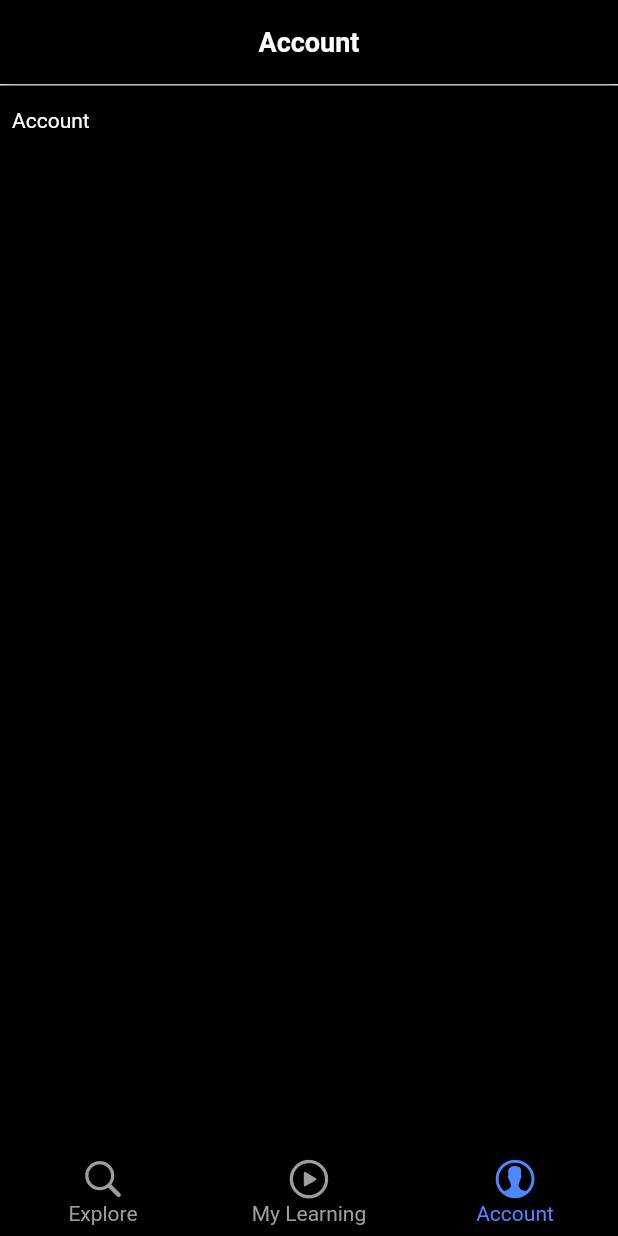
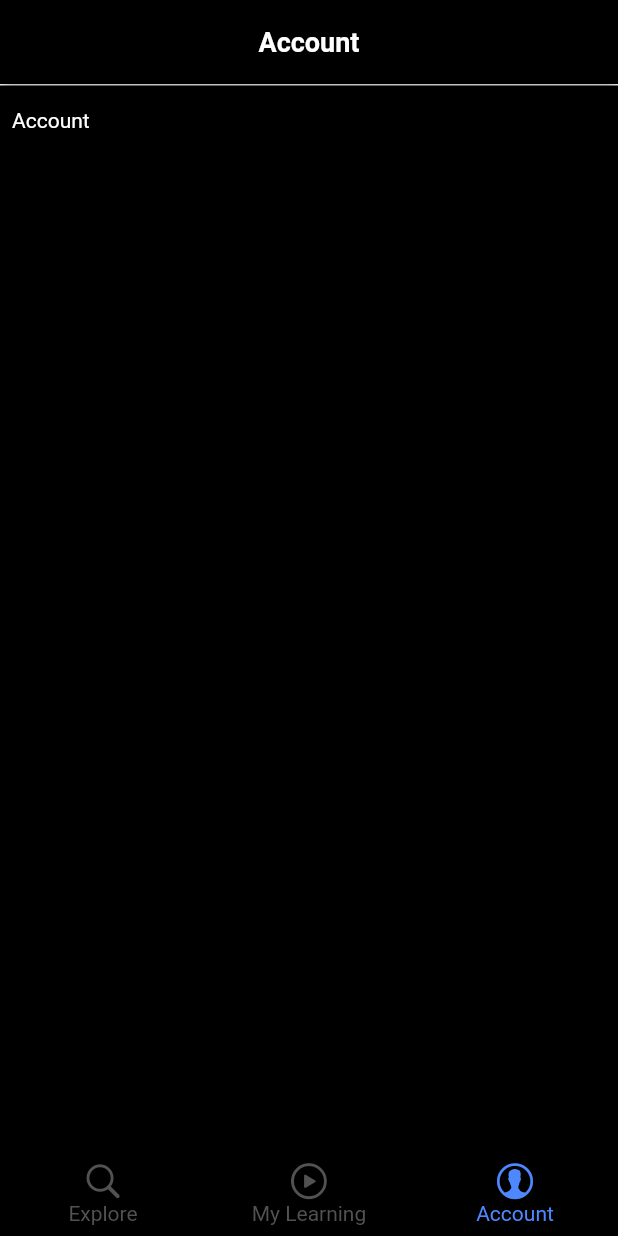
Before and after one commit to hexfa/KnowledgeNet, a Flutter app: the screen it shows after launch, item 3 of the bottom bar chosen, on a phone screen of 412 x 824 dp. Run offline on Flutter 3.47's test engine with Material 2 defaults, Android fonts, the phone set to English and light mode, and no system bars; our stand-ins replace bloc, equatable, flutter_bloc, flutter_svg, rive; Roboto replaces fonts that are missing (SourceSansPro).

Commit message:
Add Categories Text in HomePageWidget of NavigationBarScreen in Presentation Layer ,Add CategoriesSection in HomePageWidget of NavigationBarScreen in Presentation Layer as Local, Update some items.

```diff
--- a/lib/app/app.dart
+++ b/lib/app/app.dart
@@ -1,5 +1,6 @@
 import 'package:flutter/material.dart';
 import 'package:learning_management_system/app/provider/navigationBar/navigationBar_provider.dart';
+import 'package:learning_management_system/app/provider/search/search_provider.dart';
 import 'package:learning_management_system/presentation/resources/theme_manager.dart';
 import 'package:provider/provider.dart';
 import '../presentation/bottom_navigationBar/navigationBar_screen.dart';
@@ -25,6 +26,7 @@ class _MyAppState extends State<MyApp> {
     return MultiProvider(
         providers: [
           ChangeNotifierProvider<NavigationBarProvider>(create: (context) => NavigationBarProvider()),
+          ChangeNotifierProvider<SearchProvider>(create: (context) => SearchProvider()),
         ],
         child: MaterialApp(
           debugShowCheckedModeBanner: false,
--- a/lib/app/provider/navigationBar/navigationBar_provider.dart
+++ b/lib/app/provider/navigationBar/navigationBar_provider.dart
@@ -3,15 +3,15 @@ import '../../../presentation/resources/color_manager.dart';
 import '../../../presentation/resources/string_manager.dart';
 import '../../../presentation/resources/values_manager.dart';
 import '../../../presentation/widgets/navigationBar_widgets/account.dart';
-import '../../../presentation/widgets/navigationBar_widgets/home_page.dart';
+import '../../../presentation/widgets/navigationBar_widgets/home_page/screens/home_page.dart';
 import '../../../presentation/widgets/navigationBar_widgets/my_learning.dart';
 import '../../../presentation/widgets/widgets.dart';
 
 class NavigationBarProvider with ChangeNotifier{
   final List<BottomNavigationBarItem> _bottomNavigationBarItems = [
-    customNavigationBar(color: ColorManager.lightGrey, activeColor: ColorManager.lightBlue1, iconSize: AppSize.s30, labelText: AppStringNavigationBar.explore, icon: CupertinoIcons.search, activeIcon: CupertinoIcons.search),
-    customNavigationBar(color: ColorManager.lightGrey, activeColor: ColorManager.lightBlue1, iconSize: AppSize.s30, labelText: AppStringNavigationBar.myLearning, icon: CupertinoIcons.play_circle, activeIcon: CupertinoIcons.play_circle),
-    customNavigationBar(color: ColorManager.lightGrey, activeColor: ColorManager.lightBlue1, iconSize: AppSize.s30,labelText: AppStringNavigationBar.account, icon: CupertinoIcons.person_alt_circle, activeIcon: CupertinoIcons.person_alt_circle),
+    customNavigationBar(color: ColorManager.lightGrey, activeColor: ColorManager.lightBlue1, iconSize: AppSize.s28, labelText: AppStringNavigationBar.explore, icon: CupertinoIcons.search, activeIcon: CupertinoIcons.search),
+    customNavigationBar(color: ColorManager.lightGrey, activeColor: ColorManager.lightBlue1, iconSize: AppSize.s28, labelText: AppStringNavigationBar.myLearning, icon: CupertinoIcons.play_circle, activeIcon: CupertinoIcons.play_circle),
+    customNavigationBar(color: ColorManager.lightGrey, activeColor: ColorManager.lightBlue1, iconSize: AppSize.s28,labelText: AppStringNavigationBar.account, icon: CupertinoIcons.person_alt_circle, activeIcon: CupertinoIcons.person_alt_circle),
   ];
 
   List<BottomNavigationBarItem> get bottomNavigationBarItems => _bottomNavigationBarItems;
--- /dev/null
+++ b/lib/app/provider/search/search_provider.dart
@@ -0,0 +1,41 @@
+import 'package:flutter/cupertino.dart';
+import 'package:learning_management_system/presentation/resources/values_manager.dart';
+
+class SearchProvider with ChangeNotifier{
+
+  final FocusNode _searchFocusNode = FocusNode();
+  FocusNode get searchFocusNode => _searchFocusNode;
+
+
+  void requestFocus({required BuildContext context}){
+      FocusScope.of(context).requestFocus(searchFocusNode);
+      notifyListeners();
+  }
+
+  ScrollController? scrollController;
+
+  bool lastStatus = true;
+
+  bool get isShrink{
+    return scrollController != null && scrollController!.hasClients && scrollController!.offset > (AppSize.s170);
+  }
+
+
+  void scrollListener(){
+    if(isShrink != lastStatus){
+        lastStatus = isShrink;
+        notifyListeners();
+    }
+  }
+
+  void initialScrollControl(){
+    scrollController = ScrollController()..addListener(scrollListener);
+    notifyListeners();
+  }
+
+  void disposeScrollControl(){
+    scrollController?.removeListener(scrollListener);
+    scrollController?.dispose();
+  }
+
+}
--- a/lib/main.dart
+++ b/lib/main.dart
@@ -5,11 +5,11 @@ import 'app/app.dart';
 
 void main() {
   SystemChrome.setSystemUIOverlayStyle(SystemUiOverlayStyle(
-    statusBarColor: ColorManager.primary,
-    statusBarIconBrightness: Brightness.dark,
+    statusBarColor: ColorManager.black,
+    statusBarIconBrightness: Brightness.light,
     systemNavigationBarColor: ColorManager.black,
     systemNavigationBarIconBrightness: Brightness.light
   ),
   );
-  runApp( MyApp());
+  runApp(MyApp());
 }
--- a/lib/presentation/bottom_navigationBar/navigationBar_screen.dart
+++ b/lib/presentation/bottom_navigationBar/navigationBar_screen.dart
@@ -9,11 +9,11 @@ class NavigationBarScreen extends StatelessWidget {
   const NavigationBarScreen({Key? key}) : super(key: key);
   @override
   Widget build(BuildContext context) {
-    final navigationBarItems = Provider.of<NavigationBarProvider>(context);
+    print('ffff');
+    return Consumer<NavigationBarProvider>(
+      builder: (context,navigationBarItems,_){
         return Scaffold(
-      bottomNavigationBar: Consumer<NavigationBarProvider>(
-        builder: (context,navigationBarItems,child){
-          return BottomNavigationBar(
+            bottomNavigationBar: BottomNavigationBar(
               type: BottomNavigationBarType.fixed,
               backgroundColor: ColorManager.black,
               unselectedItemColor: ColorManager.lightGrey,
@@ -28,10 +28,10 @@ class NavigationBarScreen extends StatelessWidget {
               onTap: (value){
                 navigationBarItems.isSelectedIndex(value);
               },
-          );
-        },
             ),
           body: navigationBarItems.bottomNavigationBarWidget[navigationBarItems.selectedIndex],
         );
       }
+    );
   }
+}
--- a/lib/presentation/resources/color_manager.dart
+++ b/lib/presentation/resources/color_manager.dart
@@ -3,10 +3,13 @@ import 'package:flutter/material.dart';
 class ColorManager{
   static Color primary = HexColor.fromHex('#177FB0');
   static Color black = HexColor.fromHex('#000000');
+  static Color lightBlack1 = HexColor.fromHex('#262626');
+  static Color lightPurple = HexColor.fromHex('#BE8DEA');
   static Color grey = HexColor.fromHex('#737477');
   static Color darkGrey = HexColor.fromHex('#525252');
-  static Color lightGrey = HexColor.fromHex('#9E9E9E');
+  static Color lightGrey = HexColor.fromHex('#525252');
   static Color white = HexColor.fromHex('#FFFFFF');
+  static Color darkWhite1 = HexColor.fromHex('##DBDBDB');
   static Color error = HexColor.fromHex('#e61f34'); // red color
   static Color lightBlue1	 = HexColor.fromHex('##4d88ff');
 }
--- a/lib/presentation/resources/theme_manager.dart
+++ b/lib/presentation/resources/theme_manager.dart
@@ -7,9 +7,13 @@ ThemeData getApplicationTheme(){
   return ThemeData(
     textTheme: TextTheme(
       headline1: getBoldStyle(fontSize: AppSize.s40, color: ColorManager.black),
-      labelMedium: getRegularStyle(fontSize: AppSize.s14, color: ColorManager.white),
+      headline2: getSemiBoldStyle(fontSize: AppSize.s20, color: ColorManager.darkWhite1),
+      headline3: getRegularStyle(fontSize: AppSize.s18, color: ColorManager.white),
+      headline4: getRegularStyle(fontSize: AppSize.s16, color: ColorManager.white),
+      labelMedium: getRegularStyle(fontSize: AppSize.s14, color: ColorManager.darkWhite1),
       bodyText1: getRegularStyle(fontSize: AppSize.s14, color: ColorManager.white),
       bodyText2: getRegularStyle(fontSize: AppSize.s14, color: ColorManager.black),
+      subtitle1: getSemiBoldStyle(fontSize: AppSize.s14, color: ColorManager.lightPurple),
       button: getSemiBoldStyle(fontSize: AppSize.s16, color: ColorManager.black),
     ),
     bottomNavigationBarTheme: BottomNavigationBarThemeData(
@@ -31,6 +35,6 @@ ThemeData getApplicationTheme(){
         ),
         backgroundColor: Colors.transparent.withOpacity(0.1),
       )
-    )
+    ),
   );
 }
--- a/lib/presentation/resources/values_manager.dart
+++ b/lib/presentation/resources/values_manager.dart
@@ -8,12 +8,14 @@ class AppMargin{
 }
 
 class AppPadding{
+  static const double p4 = 4.0;
   static const double p8 = 8.0;
   static const double p12 = 12.0;
   static const double p14 = 14.0;
   static const double p16 = 16.0;
   static const double p18 = 18.0;
   static const double p20 = 20.0;
+  static const double p24 = 24.0;
 }
 
 class AppSize{
@@ -23,22 +25,33 @@ class AppSize{
   static const double s1 = 1.0;
   static const double s1_5 = 1.5;
   static const double s4 = 4.0;
+  static const double s6 = 6.0;
   static const double s8 = 8.0;
   static const double s12 = 12.0;
   static const double s14 = 14.0;
   static const double s16 = 16.0;
   static const double s18 = 18.0;
   static const double s20 = 20.0;
+  static const double s24 = 24.0;
   static const double s28 = 28.0;
   static const double s30 = 30.0;
   static const double s40 = 40.0;
   static const double s45 = 45.0;
   static const double s60 = 60.0;
   static const double s65 = 65.0;
+  static const double s80 = 80.0;
   static const double s100 = 100.0;
+  static const double s120 = 120.0;
+  static const double s150 = 150.0;
+  static const double s170 = 170.0;
+  static const double s175 = 175.0;
+  static const double s250 = 250.0;
+  static const double s260 = 260.0;
   static const double s300 = 300.0;
 }
 
 class DurationConstant{
-  static const int d300 = 300;
+  static const int d1000 = 1000;
+  static const int d2000 = 2000;
+  static const int d3000 = 3000;
 }
```
Also changed, not shown: lib/presentation/constants/categories_list.dart (added, +13 -0 lines), lib/presentation/resources/string_manager.dart (+12 -2 lines), lib/presentation/widgets/navigationBar_widgets/home_page/screens/home_page.dart (added, +214 -0 lines), lib/presentation/widgets/navigationBar_widgets/home_page/widgets/categories_section.dart (added, +66 -0 lines), lib/presentation/widgets/widgets.dart (+19 -0 lines), lib/domain/courses_model/courses_model.dart (added), lib/presentation/constants/courses_list.dart (added), 1 other file. Lines whose indentation alone changed are shown as unchanged.
